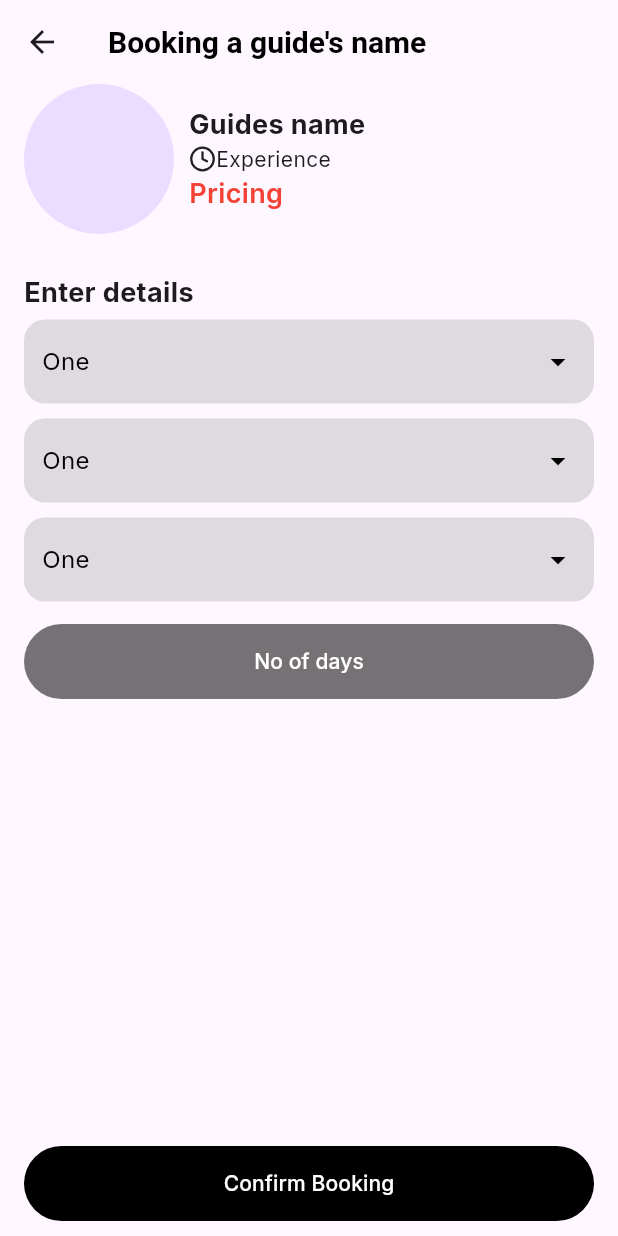
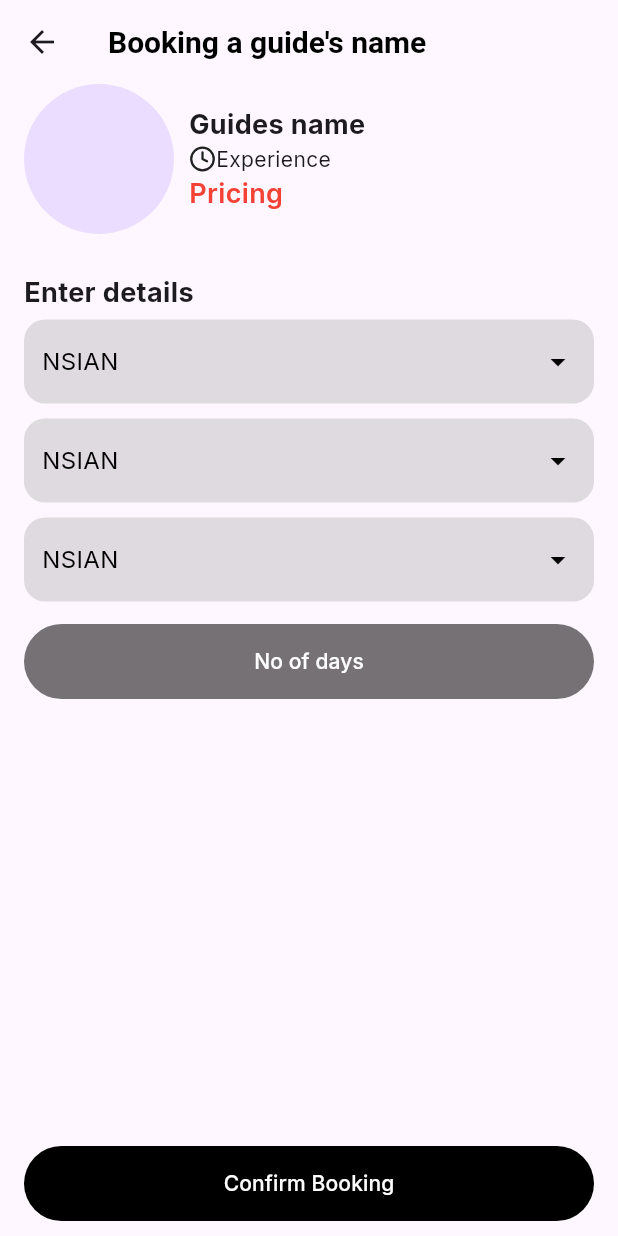
Before and after one commit to Nishan123/Saha-Yatri, a Flutter app: the BookingScreen screen opened directly, on a phone screen of 412 x 824 dp. Run offline on Flutter 3.47's test engine with Material 3 defaults, Android fonts, the light colour scheme and no system bars; our stand-ins replace chips_choice_null_safety, cloud_firestore, firebase_auth, firebase_core, flutter_feather_icons, fluttertoast and 2 more; accounts and stored records are empty; network calls fail.

```diff
--- a/lib/views/minimal_dropdown.dart
+++ b/lib/views/minimal_dropdown.dart
@@ -1,14 +1,30 @@
 import 'package:flutter/material.dart';
 
 class CustomDropdown extends StatefulWidget {
-  const CustomDropdown({Key? key}) : super(key: key);
+  final List<String> options; // List of options passed to the widget
+  final String? initialValue; // Optional initial value
+  final void Function(String)? onChanged; // Optional callback for value change
+
+  const CustomDropdown({
+    Key? key,
+    required this.options, // Ensure options are required
+    this.initialValue,
+    this.onChanged,
+  }) : super(key: key);
 
   @override
   State<CustomDropdown> createState() => _CustomDropdownState();
 }
 
 class _CustomDropdownState extends State<CustomDropdown> {
-  String selectedValue = "One"; // Default value
+  late String selectedValue; // State variable for selected value
+
+  @override
+  void initState() {
+    super.initState();
+    // Set initial value or fallback to the first option
+    selectedValue = widget.initialValue ?? widget.options.first;
+  }
 
   @override
   Widget build(BuildContext context) {
@@ -21,7 +37,6 @@ class _CustomDropdownState extends State<CustomDropdown> {
         borderRadius: BorderRadius.circular(14),
       ),
       child: PopupMenuButton<String>(
-
         offset: const Offset(0, 40),
         color: Colors.white,
         shape: RoundedRectangleBorder(
@@ -31,22 +46,17 @@ class _CustomDropdownState extends State<CustomDropdown> {
           setState(() {
             selectedValue = value;
           });
+          if (widget.onChanged != null) {
+            widget.onChanged!(value); // Notify parent if callback is provided
+          }
         },
         itemBuilder: (BuildContext context) {
-          return [
-            PopupMenuItem(
-              value: "One",
-              child: const Text("One"),
-            ),
-            PopupMenuItem(
-              value: "Two",
-              child: const Text("Two"),
-            ),
-            PopupMenuItem(
-              value: "Three",
-              child: const Text("Three"),
-            ),
-          ];
+          return widget.options
+              .map((option) => PopupMenuItem(
+                    value: option,
+                    child: Text(option),
+                  ))
+              .toList();
         },
         child: Row(
           mainAxisAlignment: MainAxisAlignment.spaceBetween,
--- a/lib/views/screens/booking_screen.dart
+++ b/lib/views/screens/booking_screen.dart
@@ -60,9 +60,9 @@ class _BookingScreenState extends State<BookingScreen> {
               "Enter details",
               style: CustomTextStyle.heading2,
             ),
-            CustomDropdown(),
-            CustomDropdown(),
-            CustomDropdown(),
+            CustomDropdown(options: ["NSIAN","NKSADBF","BJHSDF"],initialValue: "NSIAN",),
+            CustomDropdown(options: ["NSIAN","NKSADBF","BJHSDF"],initialValue: "NSIAN",),
+            CustomDropdown(options: ["NSIAN","NKSADBF","BJHSDF"],initialValue: "NSIAN",),
             const SizedBox(
               height: 10,
             ),
```
Also changed, not shown: lib/views/screens/home_screen.dart (+19 -24 lines), lib/views/widgets/destination_card.dart (+6 -3 lines).
